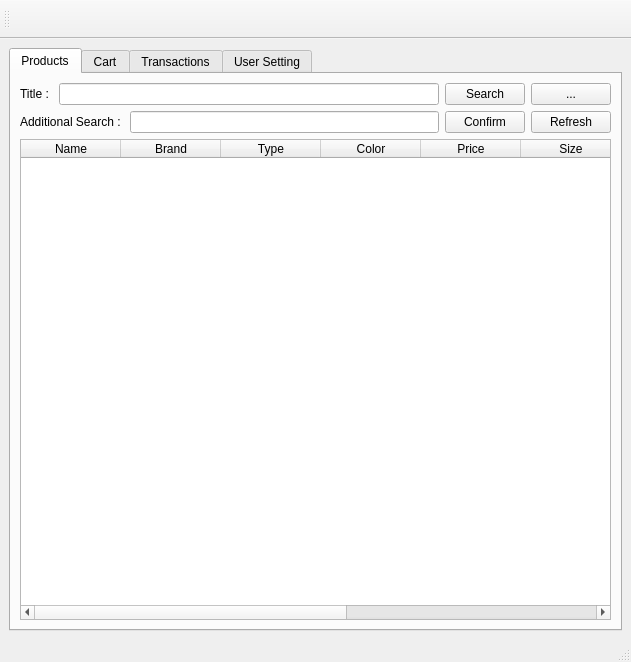
The window that AP/client_ui.ui (AP-projects-4001/Guys) describes before a commit, drawn with Qt 5.
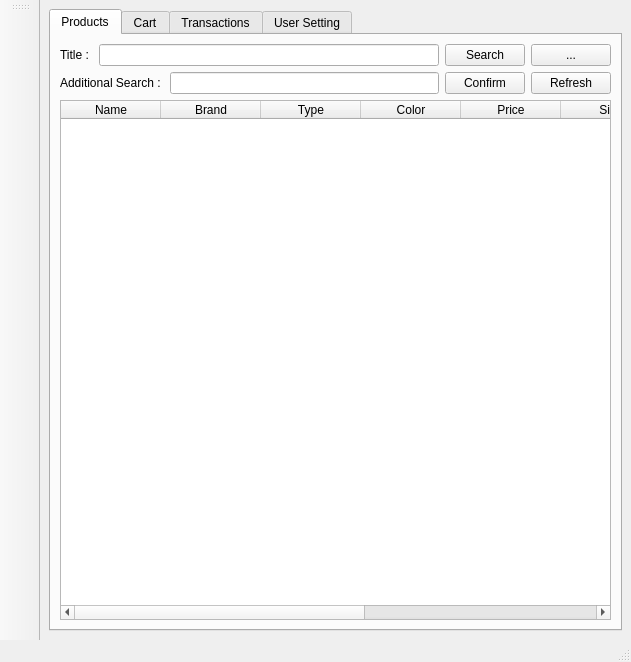
The same window after the commit. Icons and pictures are not drawn.

What changed in the file:
```diff
--- a/AP/client_ui.ui
+++ b/AP/client_ui.ui
@@ -811,7 +811,7 @@
     <string>toolBar</string>
    </property>
    <attribute name="toolBarArea">
-    <enum>TopToolBarArea</enum>
+    <enum>LeftToolBarArea</enum>
    </attribute>
    <attribute name="toolBarBreak">
     <bool>false</bool>
```
